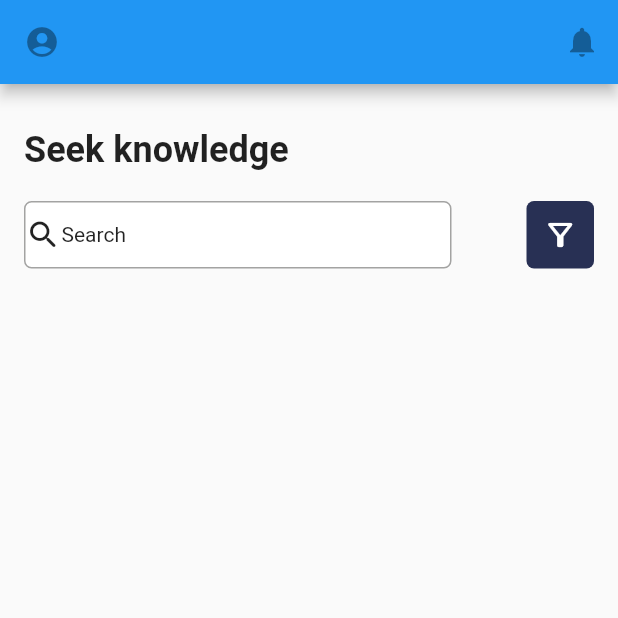
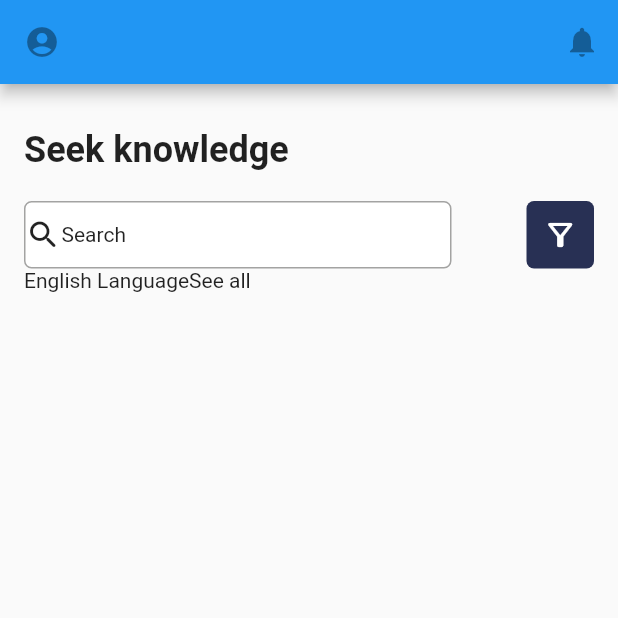
Before and after one commit to eaPeter/Accra_International_School_FlutterApp, a Flutter app: the screen it shows after launch, on a phone screen of 412 x 824 dp, the top half of it. Run offline on Flutter 3.47's test engine with Material 2 defaults, Android fonts, the phone set to English and light mode, and no system bars.

Commit message:
included english section

```diff
--- a/lib/main.dart
+++ b/lib/main.dart
@@ -69,6 +69,9 @@ class MyApp extends StatelessWidget {
                   ),
                 ],
               ),
+              Row(
+                children: const [Text("English Language"), Text("See all")],
+              ),
             ],
           ),
         ),
--- a/pubspec.yaml
+++ b/pubspec.yaml
@@ -31,7 +31,6 @@ dependencies:
     sdk: flutter
 
   google_fonts: ^1.1.1
-  font_awesome_flutter: ^6.1.0
 
   # The following adds the Cupertino Icons font to your application.
   # Use with the CupertinoIcons class for iOS style icons.
```
